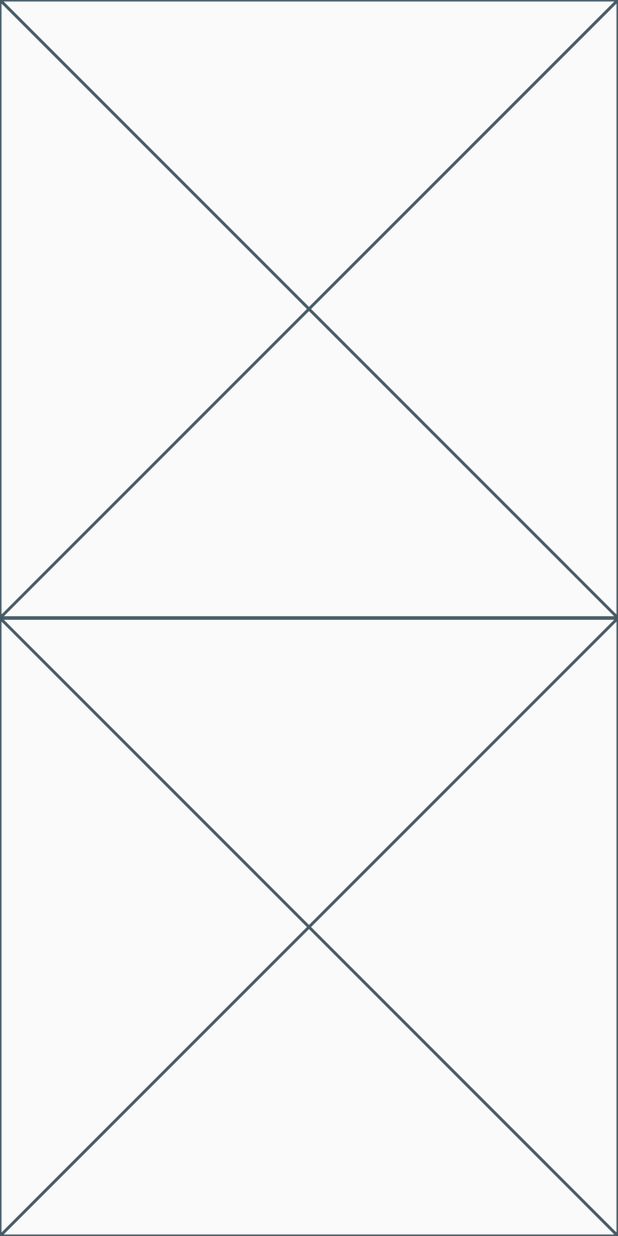
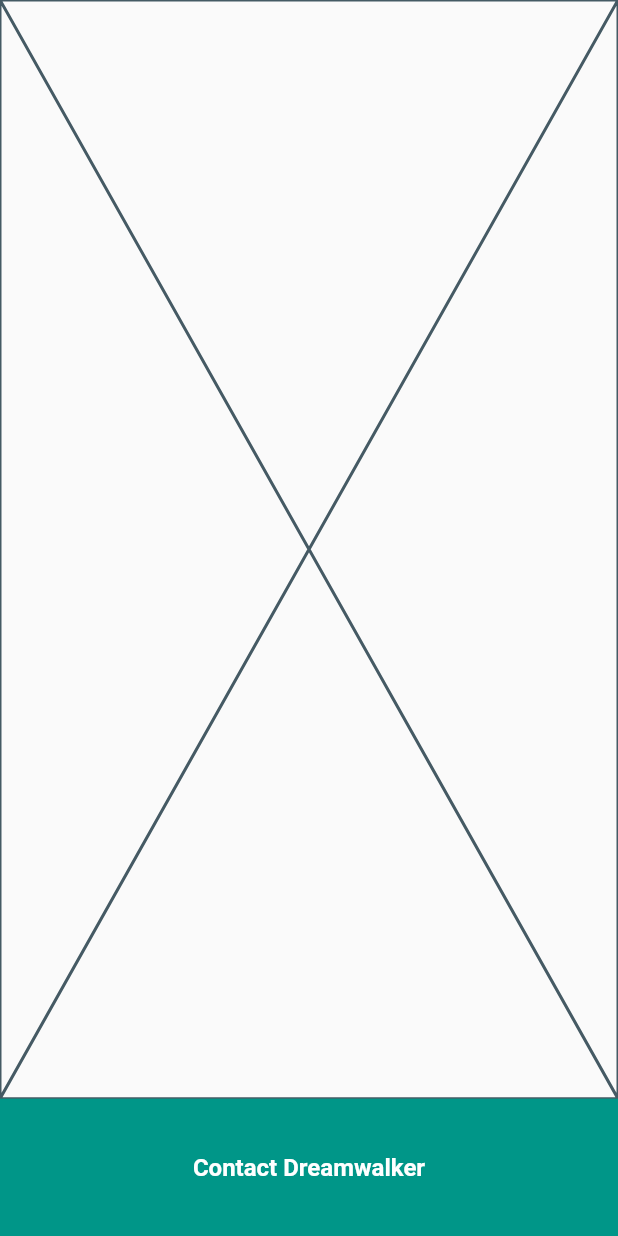
Before and after one commit to JAICHANGPARK/flutter_notebook_the_third_story, a Flutter app: the screen it shows after launch, on a phone screen of 412 x 824 dp. Run offline on Flutter 3.47's test engine with Material 2 defaults, Android fonts, the phone set to English and light mode, and no system bars; our stand-ins replace badges, dotted_border, fl_chart, google_fonts, page_transition, percent_indicator.

Commit message:
Update main_page.dart

```diff
--- a/lib/user_profile/main_page.dart
+++ b/lib/user_profile/main_page.dart
@@ -12,12 +12,26 @@ class _MainPageState extends State<MainPage> {
       body: Column(
         children: <Widget>[
           Expanded(
-            flex: 1,
+            flex: 8,
             child: Placeholder(),
           ),
           Expanded(
             flex: 1,
-            child: Placeholder(),
+            child: Container(
+              decoration: BoxDecoration(
+                color: Colors.teal
+              ),
+              child: Center(
+                child: Text(
+                  "Contact Dreamwalker",
+                  style: TextStyle(
+                    color: Colors.white,
+                    fontSize: 16,
+                    fontWeight: FontWeight.bold
+                  ),
+                ),
+              ),
+            ),
           )
         ],
       ),
```
